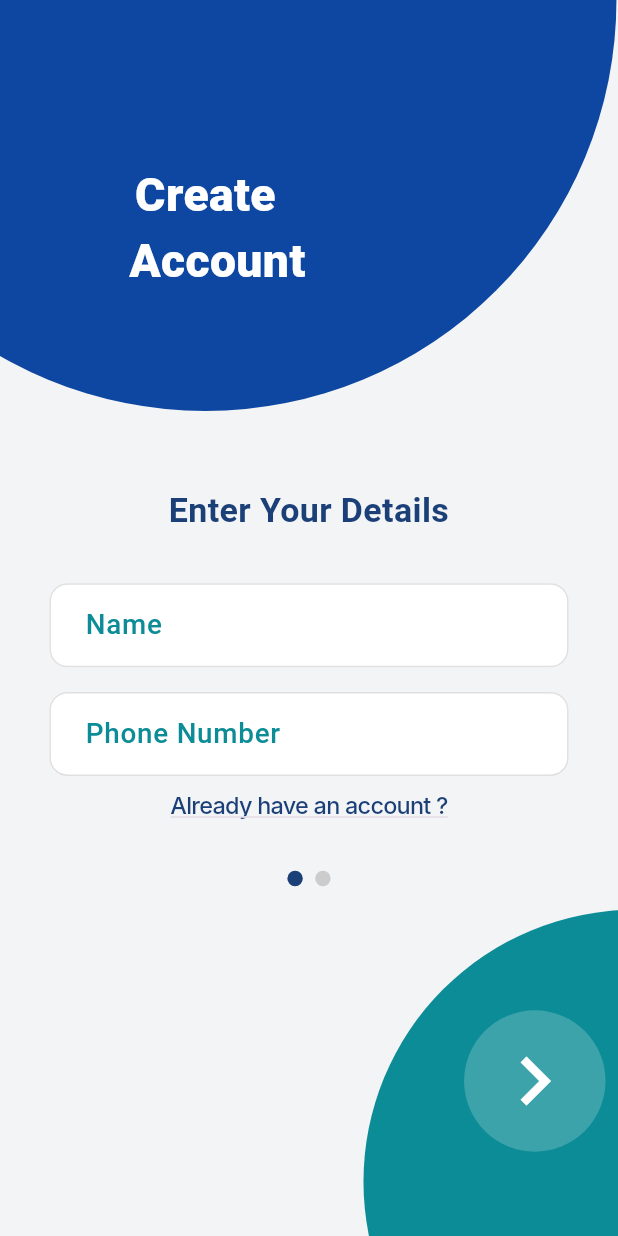
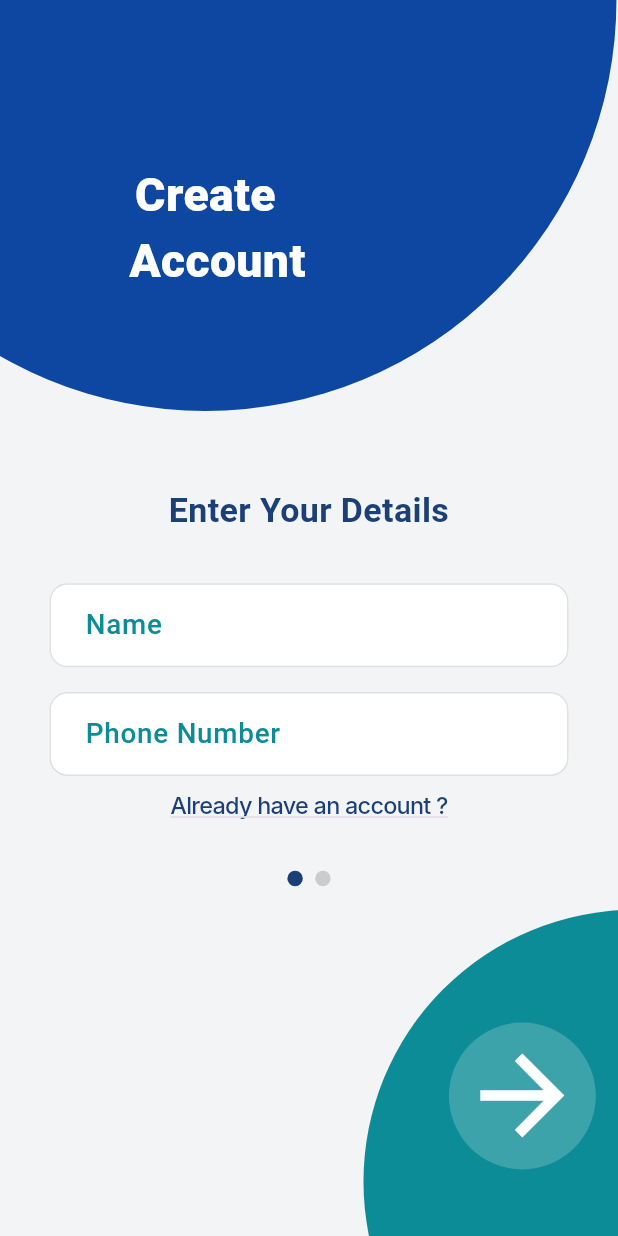
Before and after one commit to abde-salek/gaz-distribution-app, a Flutter app: the screen it shows after launch, on a phone screen of 412 x 824 dp. Run offline on Flutter 3.47's test engine with Material 3 defaults, Android fonts, the phone set to English and light mode, and no system bars; Roboto replaces fonts that are missing (Futura Hv BT, Inter, Space Grotesk).

Commit message:
Day 23.2 adjust positioning

```diff
--- a/lib/login/signup_page.dart
+++ b/lib/login/signup_page.dart
@@ -109,18 +109,35 @@ class _SignupPageState extends State<SignupPage> {
               // Adding a bold right arrow as a button
               child: Align(
                 // Position it where the circle is visible (top-left quadrant)
-              alignment: const Alignment(-0.5, -0.5),
+                alignment: const Alignment(-0.66, -0.5),
                 child: Container(
-                padding: EdgeInsets.all(bottomCircleSize * 0.04),
+                  padding: EdgeInsets.all(bottomCircleSize * 0.05),
+                  decoration: BoxDecoration(shape: BoxShape.circle),
+                  child: Stack(
+                    children: [
+                      GestureDetector(
+                        onTap: () {
+                          // Validate form and proceed if valid
+                          if (_formKey.currentState!.validate()) {
+                            // Handle signup or navigation to next screen
+                            print('Form validated, proceeding to next step');
+                            // TODO: Implement signup logic or navigation
+                          }
+                        },
+                        child: Container(
+                          padding: EdgeInsets.all(bottomCircleSize * 0.02),
                           decoration: BoxDecoration(
                             color: Colors.white.withOpacity(0.2),
                             shape: BoxShape.circle,
                           ),
                           child: Icon(
-                Icons.navigate_next,
-                size: bottomCircleSize * 0.18,
+                            Icons.arrow_forward,
                             color: Colors.white,
-                weight: 900,
+                            size: bottomCircleSize * 0.23,
+                          ),
+                        ),
+                      ),
+                    ],
                   ),
                 ),
               ),
```
Lines whose indentation alone changed are shown as unchanged.
